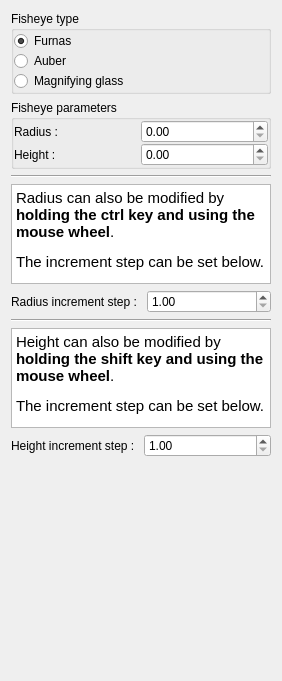
The window that plugins/interactor/FishEye/FishEyeConfigWidget.ui (Tulip-Dev/tulip) describes before a commit, drawn with Qt 5.
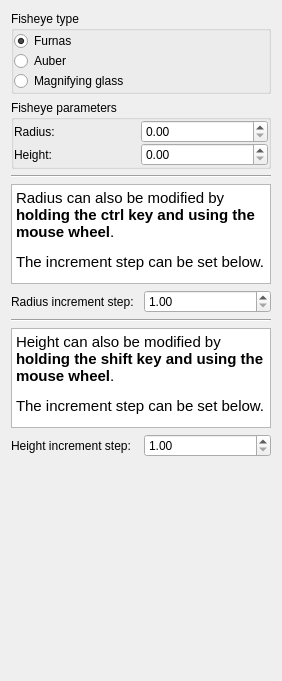
The same window after the commit.

```diff
--- a/plugins/interactor/FishEye/FishEyeConfigWidget.ui
+++ b/plugins/interactor/FishEye/FishEyeConfigWidget.ui
@@ -85,7 +85,7 @@
         <item>
          <widget class="QLabel" name="label">
           <property name="text">
-           <string>Radius : </string>
+           <string>Radius:</string>
           </property>
          </widget>
         </item>
@@ -103,7 +103,7 @@
         <item>
          <widget class="QLabel" name="label_2">
           <property name="text">
-           <string>Height : </string>
+           <string>Height:</string>
           </property>
          </widget>
         </item>
@@ -160,7 +160,7 @@
      <item>
       <widget class="QLabel" name="label_4">
        <property name="text">
-        <string>Radius increment step : </string>
+        <string>Radius increment step:</string>
        </property>
       </widget>
      </item>
@@ -221,7 +221,7 @@
      <item>
       <widget class="QLabel" name="label_6">
        <property name="text">
-        <string>Height increment step : </string>
+        <string>Height increment step:</string>
        </property>
       </widget>
      </item>
```
